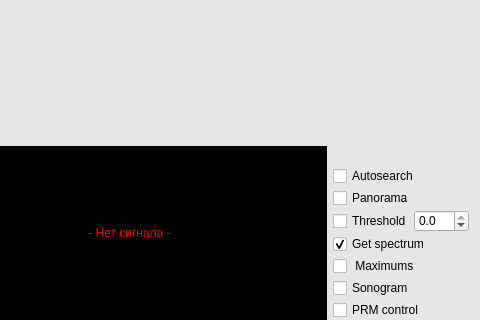
nevaeh82/arm_r, file src/view/core/SpectrumWidget.ui: the form before one commit; both pictures show x 185 to 665 and y 233 to 553 of the 665 by 553 pixel window.
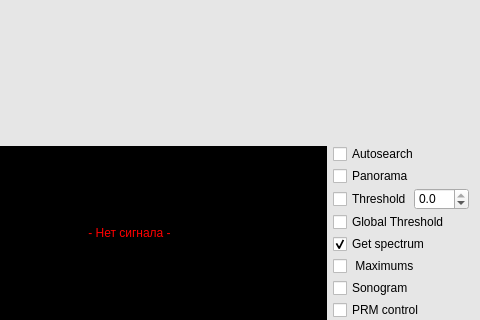
The form after the commit. Custom widgets are drawn as their Qt base class.

Commit message: Added global threshold

What changed in the file:
```diff
--- a/src/view/core/SpectrumWidget.ui
+++ b/src/view/core/SpectrumWidget.ui
@@ -62,15 +62,15 @@
       </widget>
      </item>
      <item>
-      <layout class="QHBoxLayout" name="horizontalLayout_3">
-       <item>
+      <layout class="QGridLayout" name="gridLayout_2">
+       <item row="0" column="0">
         <widget class="QCheckBox" name="thresholdCB">
          <property name="text">
           <string>Threshold</string>
          </property>
         </widget>
        </item>
-       <item>
+       <item row="0" column="1">
         <widget class="QDoubleSpinBox" name="sbThreshold">
          <property name="maximumSize">
           <size>
@@ -89,6 +89,13 @@
          </property>
         </widget>
        </item>
+       <item row="1" column="0" colspan="2">
+        <widget class="QCheckBox" name="sbGlobalThreshold">
+         <property name="text">
+          <string>Global Threshold</string>
+         </property>
+        </widget>
+       </item>
       </layout>
      </item>
      <item>
```
The commit also changes 4 other files.
